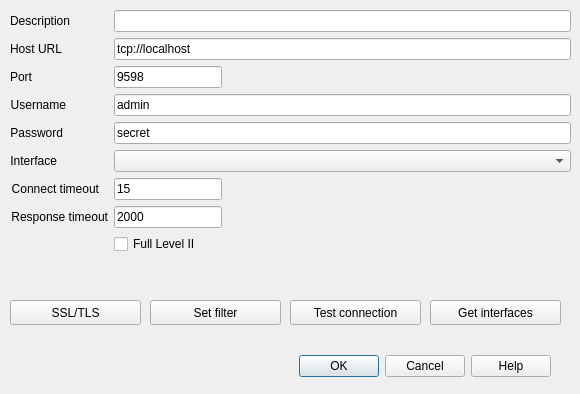
grodansparadis/vscp-works-qt, file src/cdlgconnsettingstcpip.ui: the form before one commit.
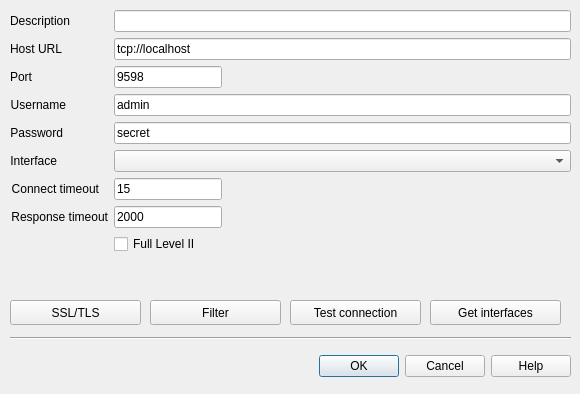
The form after the commit.

Patch:
```diff
--- a/src/cdlgconnsettingstcpip.ui
+++ b/src/cdlgconnsettingstcpip.ui
@@ -24,7 +24,7 @@
     <rect>
      <x>10</x>
      <y>350</y>
-     <width>541</width>
+     <width>561</width>
      <height>32</height>
     </rect>
    </property>
@@ -281,7 +281,7 @@
     <string>Define incoming filter</string>
    </property>
    <property name="text">
-    <string>Set filter</string>
+    <string>Filter</string>
    </property>
   </widget>
   <widget class="QPushButton" name="btnTestConnection">
@@ -344,6 +344,19 @@
     <string>SSL/TLS</string>
    </property>
   </widget>
+  <widget class="Line" name="line">
+   <property name="geometry">
+    <rect>
+     <x>10</x>
+     <y>330</y>
+     <width>561</width>
+     <height>16</height>
+    </rect>
+   </property>
+   <property name="orientation">
+    <enum>Qt::Horizontal</enum>
+   </property>
+  </widget>
  </widget>
  <tabstops>
   <tabstop>editName</tabstop>
```
